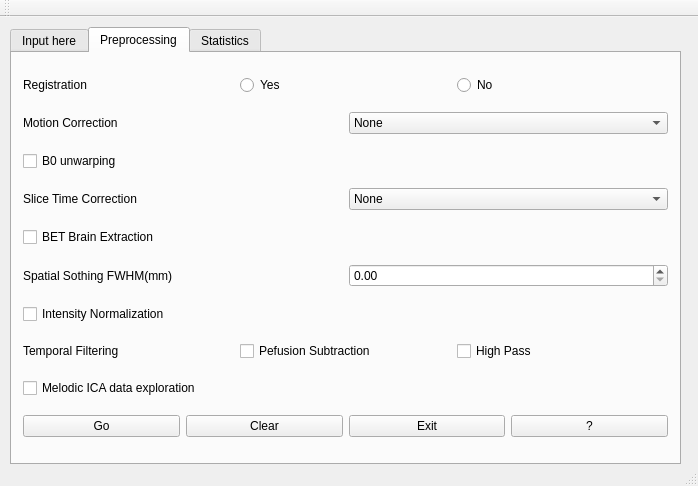
singlakdeepak/funcConn, file funcConnGUI/mainwindow.ui: the form before one commit.
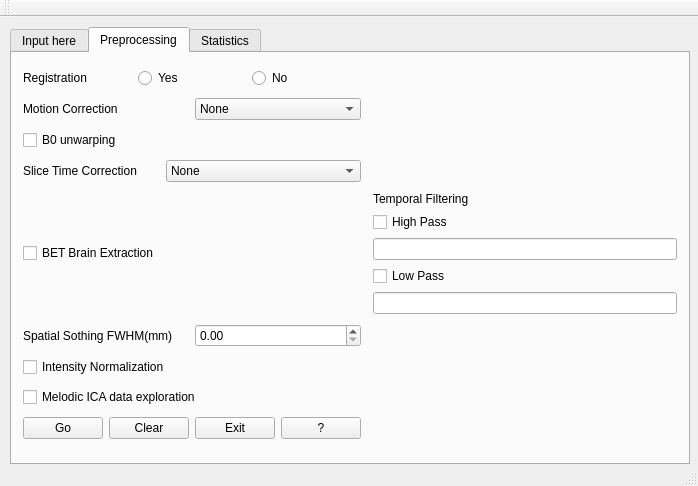
The form after the commit. The open tabs and pages were chosen to show the change.

```diff
--- a/funcConnGUI/mainwindow.ui
+++ b/funcConnGUI/mainwindow.ui
@@ -19,7 +19,7 @@
      <rect>
       <x>10</x>
       <y>10</y>
-      <width>671</width>
+      <width>680</width>
       <height>438</height>
      </rect>
     </property>
@@ -333,65 +333,36 @@
      <attribute name="title">
       <string>Preprocessing</string>
      </attribute>
-     <layout class="QVBoxLayout" name="verticalLayout_2">
-      <item>
-       <layout class="QHBoxLayout" name="horizontalLayout_2">
-        <item>
-         <widget class="QLabel" name="label_2">
-          <property name="text">
-           <string>Registration</string>
-          </property>
-         </widget>
-        </item>
-        <item>
-         <widget class="QRadioButton" name="radioButton_reg_y">
-          <property name="text">
-           <string>Yes</string>
-          </property>
-         </widget>
-        </item>
-        <item>
-         <widget class="QRadioButton" name="radioButton_reg_n">
-          <property name="text">
-           <string>No</string>
-          </property>
-         </widget>
-        </item>
-       </layout>
+     <layout class="QGridLayout" name="gridLayout">
+      <item row="7" column="0">
+       <widget class="QCheckBox" name="checkBox_MelodicICA">
+        <property name="text">
+         <string>Melodic ICA data exploration</string>
+        </property>
+       </widget>
       </item>
-      <item>
-       <layout class="QHBoxLayout" name="horizontalLayout_13">
+      <item row="5" column="0">
+       <layout class="QHBoxLayout" name="horizontalLayout_17">
         <item>
-         <widget class="QLabel" name="label_3">
+         <widget class="QLabel" name="label_5">
           <property name="text">
-           <string>Motion Correction</string>
+           <string>Spatial Sothing FWHM(mm)</string>
           </property>
          </widget>
         </item>
         <item>
-         <widget class="QComboBox" name="comboBox_MCorrect">
-          <item>
-           <property name="text">
-            <string>None</string>
-           </property>
-          </item>
-          <item>
-           <property name="text">
-            <string>MCFLIRT</string>
-           </property>
-          </item>
-         </widget>
+         <widget class="QDoubleSpinBox" name="doubleSpinBox_FWHM"/>
         </item>
        </layout>
       </item>
-      <item>
-       <widget class="QCheckBox" name="checkBox_B0">
+      <item row="6" column="0">
+       <widget class="QCheckBox" name="checkBox_IntensityNorm">
         <property name="text">
-         <string>B0 unwarping</string>
+         <string>Intensity Normalization</string>
         </property>
        </widget>
       </item>
-      <item>
+      <item row="3" column="0">
        <layout class="QHBoxLayout" name="horizontalLayout_16">
         <item>
          <widget class="QLabel" name="label_4">
@@ -436,67 +407,71 @@
         </item>
        </layout>
       </item>
-      <item>
+      <item row="1" column="0">
+       <layout class="QHBoxLayout" name="horizontalLayout_13">
+        <item>
+         <widget class="QLabel" name="label_3">
+          <property name="text">
+           <string>Motion Correction</string>
+          </property>
+         </widget>
+        </item>
+        <item>
+         <widget class="QComboBox" name="comboBox_MCorrect">
+          <item>
+           <property name="text">
+            <string>None</string>
+           </property>
+          </item>
+          <item>
+           <property name="text">
+            <string>MCFLIRT</string>
+           </property>
+          </item>
+         </widget>
+        </item>
+       </layout>
+      </item>
+      <item row="0" column="0">
+       <layout class="QHBoxLayout" name="horizontalLayout_2">
+        <item>
+         <widget class="QLabel" name="label_2">
+          <property name="text">
+           <string>Registration</string>
+          </property>
+         </widget>
+        </item>
+        <item>
+         <widget class="QRadioButton" name="radioButton_reg_y">
+          <property name="text">
+           <string>Yes</string>
+          </property>
+         </widget>
+        </item>
+        <item>
+         <widget class="QRadioButton" name="radioButton_reg_n">
+          <property name="text">
+           <string>No</string>
+          </property>
+         </widget>
+        </item>
+       </layout>
+      </item>
+      <item row="2" column="0">
+       <widget class="QCheckBox" name="checkBox_B0">
+        <property name="text">
+         <string>B0 unwarping</string>
+        </property>
+       </widget>
+      </item>
+      <item row="4" column="0">
        <widget class="QCheckBox" name="checkBox_BET">
         <property name="text">
          <string>BET Brain Extraction</string>
         </property>
        </widget>
       </item>
-      <item>
-       <layout class="QHBoxLayout" name="horizontalLayout_17">
-        <item>
-         <widget class="QLabel" name="label_5">
-          <property name="text">
-           <string>Spatial Sothing FWHM(mm)</string>
-          </property>
-         </widget>
-        </item>
-        <item>
-         <widget class="QDoubleSpinBox" name="doubleSpinBox_FWHM"/>
-        </item>
-       </layout>
-      </item>
-      <item>
-       <widget class="QCheckBox" name="checkBox_IntensityNorm">
-        <property name="text">
-         <string>Intensity Normalization</string>
-        </property>
-       </widget>
-      </item>
-      <item>
-       <layout class="QHBoxLayout" name="horizontalLayout_18">
-        <item>
-         <widget class="QLabel" name="label_6">
-          <property name="text">
-           <string>Temporal Filtering</string>
-          </property>
-         </widget>
-        </item>
-        <item>
-         <widget class="QCheckBox" name="checkBox_PerfusionSubtract">
-          <property name="text">
-           <string>Pefusion Subtraction</string>
-          </property>
-         </widget>
-        </item>
-        <item>
-         <widget class="QCheckBox" name="checkBox_HighPass">
-          <property name="text">
-           <string>High Pass</string>
-          </property>
-         </widget>
-        </item>
-       </layout>
-      </item>
-      <item>
-       <widget class="QCheckBox" name="checkBox_MelodicICA">
-        <property name="text">
-         <string>Melodic ICA data exploration</string>
-        </property>
-       </widget>
-      </item>
-      <item>
+      <item row="8" column="0">
        <layout class="QHBoxLayout" name="horizontalLayout_6">
         <item>
          <widget class="QPushButton" name="pushButton_5">
@@ -528,6 +503,37 @@
         </item>
        </layout>
       </item>
+      <item row="4" column="1">
+       <layout class="QFormLayout" name="formLayout">
+        <item row="2" column="1">
+         <widget class="QLineEdit" name="lineEdit_highpass"/>
+        </item>
+        <item row="1" column="1">
+         <widget class="QCheckBox" name="checkBox_HighPass">
+          <property name="text">
+           <string>High Pass</string>
+          </property>
+         </widget>
+        </item>
+        <item row="0" column="1">
+         <widget class="QLabel" name="label_6">
+          <property name="text">
+           <string>Temporal Filtering</string>
+          </property>
+         </widget>
+        </item>
+        <item row="6" column="1">
+         <widget class="QLineEdit" name="lineEdit_lowpass"/>
+        </item>
+        <item row="5" column="1">
+         <widget class="QCheckBox" name="checkBox_LowPass">
+          <property name="text">
+           <string>Low Pass</string>
+          </property>
+         </widget>
+        </item>
+       </layout>
+      </item>
      </layout>
     </widget>
     <widget class="QWidget" name="tab_3">
```
Left out of the diff: 7 changed lines with no effect on the pictures.
